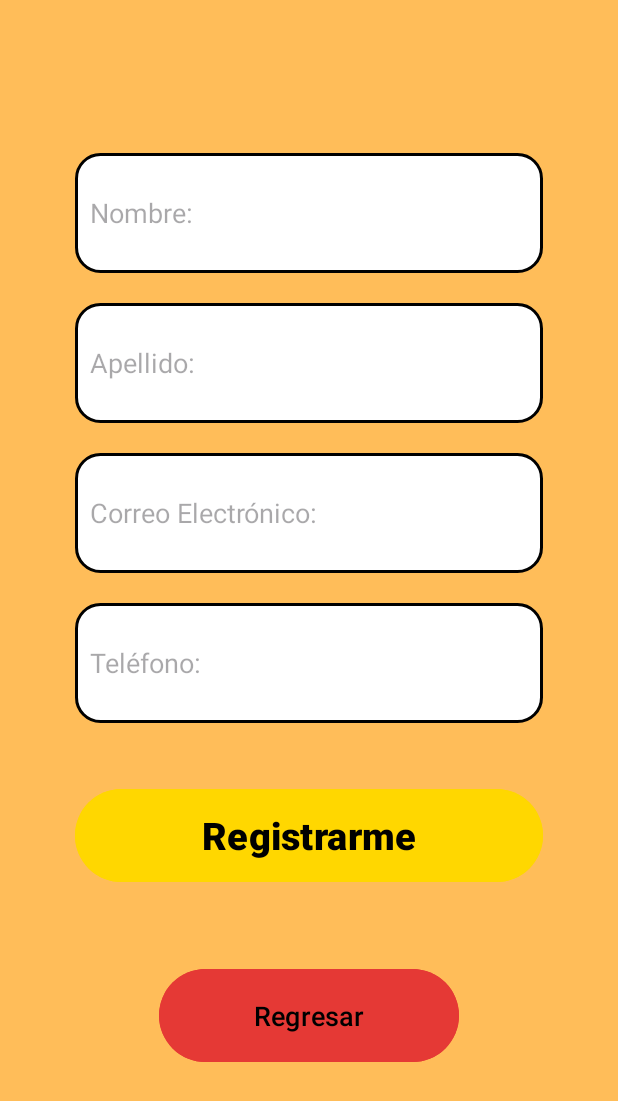
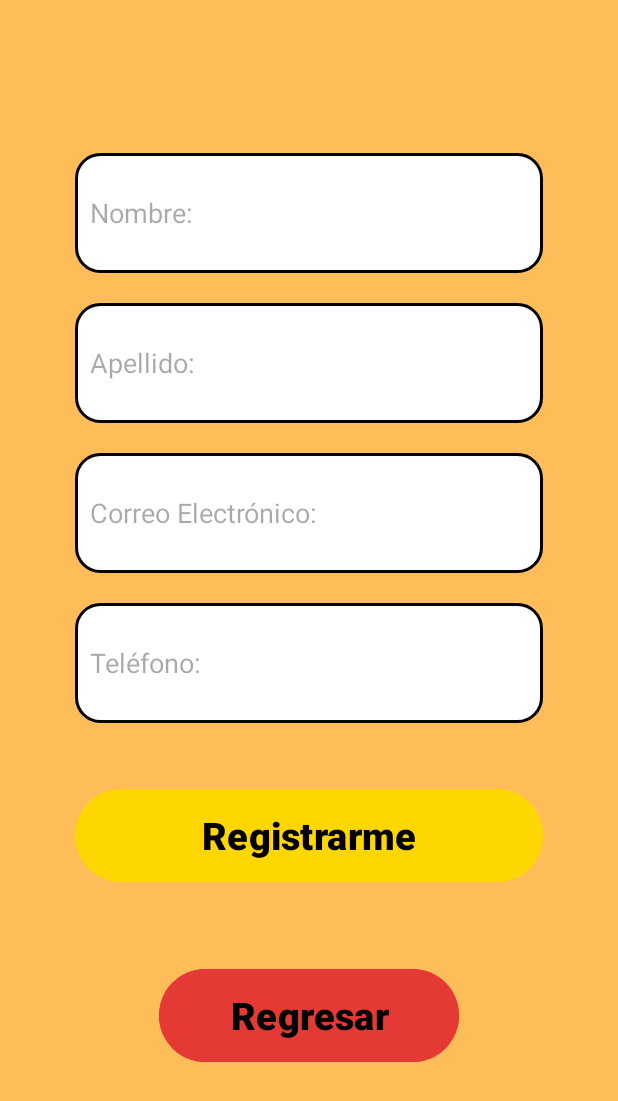
Before and after one commit to Fabricio1352/ProyectoMoviles, an Android app: the Registro screen opened directly, with no data from a screen before it, on a phone screen of 412 x 824 dp. Shown: the top 1101 px of the screen. Run offline under Robolectric (Android 15) with nearby library versions, the phone set to English and light mode, and no system bars.

Commit message:
Cambio strings

```diff
--- a/app/src/main/res/layout/activity_menu_inicial.xml
+++ b/app/src/main/res/layout/activity_menu_inicial.xml
@@ -27,7 +27,7 @@
         <TextView
             android:layout_width="wrap_content"
             android:layout_height="wrap_content"
-            android:text="Aplicación para manejar el inventario de tu empresa"
+            android:text="@string/tv_slogan"
         android:textColor="@color/textColor"
         android:textSize="20sp"
         android:textStyle="italic|bold"
@@ -39,7 +39,7 @@
         android:id="@+id/btn_login"
         android:layout_width="200dp"
         android:layout_height="65dp"
-        android:text="Iniciar Sesión"
+        android:text="@string/btn_iniciar"
         android:textSize="20dp"
         android:backgroundTint="@color/buttonColor"
         android:textColor="@color/textButtonColor"
@@ -50,7 +50,7 @@
         android:layout_width="200dp"
         android:layout_height="68dp"
         android:textSize="20dp"
-        android:text="Registrar"
+        android:text="@string/btn_registrar"
         android:backgroundTint="@color/buttonColor"
         android:textColor="@color/textButtonColor"
         android:layout_marginTop="28dp"/>
--- a/app/src/main/res/layout/activity_registro.xml
+++ b/app/src/main/res/layout/activity_registro.xml
@@ -15,7 +15,7 @@
         android:layout_marginTop="10dp"
         android:layout_marginBottom="20dp"
         android:background="@drawable/rounded_edit_text"
-        android:hint="Nombre:"
+        android:hint="@string/et_nombre"
         android:padding="10dp"
         android:textSize="18sp" />
 
@@ -23,7 +23,7 @@
         android:id="@+id/et_apellido"
         android:layout_width="match_parent"
         android:layout_height="80dp"
-        android:hint="Apellido:"
+        android:hint="@string/et_apellido"
         android:background="@drawable/rounded_edit_text"
         android:padding="10dp"
         android:textSize="18sp"
@@ -34,7 +34,7 @@
         android:id="@+id/et_correo"
         android:layout_width="match_parent"
         android:layout_height="80dp"
-        android:hint="Correo Electrónico:"
+        android:hint="@string/et_correo"
         android:background="@drawable/rounded_edit_text"
         android:padding="10dp"
         android:textSize="18sp"
@@ -45,7 +45,7 @@
         android:id="@+id/et_telefono"
         android:layout_width="match_parent"
         android:layout_height="80dp"
-        android:hint="Teléfono:"
+        android:hint="@string/et_telefono"
         android:background="@drawable/rounded_edit_text"
         android:padding="10dp"
         android:textSize="18sp"
@@ -57,7 +57,7 @@
         android:layout_marginTop="20dp"
         android:layout_width="match_parent"
         android:layout_height="70dp"
-        android:text="Registrarme"
+        android:text="@string/btn_registrarme"
         android:textStyle="bold"
         android:textSize="25sp"
         android:textColor="#000000"
@@ -71,8 +71,9 @@
         android:layout_width="200dp"
         android:layout_height="70dp"
         android:layout_gravity="center"
-        android:text="Regresar"
-        android:textSize="18sp"
+        android:text="@string/btn_regresar"
+        android:textSize="25sp"
+        android:textStyle="bold"
         android:textColor="#000000"
         android:backgroundTint="#E53935"
         android:fontFamily="sans-serif-medium"
--- a/app/src/main/res/values/strings.xml
+++ b/app/src/main/res/values/strings.xml
@@ -2,12 +2,12 @@
     <string name="app_name">Proyecto_Moviles</string>
     <string name="btn_registrar">Registrar</string>
     <string name="btn_iniciar">Iniciar Sesión</string>
-    <string name="slogan">Aplicación para manejar el inventario de tu empresa</string>
+    <string name="tv_slogan">Aplicación para manejar el inventario de tu empresa</string>
 
     <string name="btn_registrarme">Registrarme</string>
-    <string name="et_nombre">Nombre</string>
-    <string name="et_apellido">Apellido</string>
-    <string name="et_correo">Correo Electrónico</string>
+    <string name="et_nombre">Nombre:</string>
+    <string name="et_apellido">Apellido:</string>
+    <string name="et_correo">Correo Electrónico:</string>
     <string name="et_telefono">Teléfono:</string>
     <string name="btn_regresar">Regresar</string>
 </resources>
```
